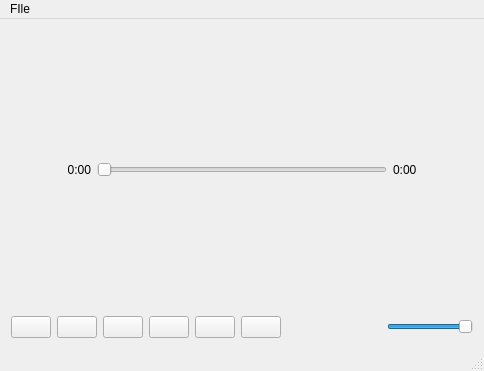
Qt form mainwindow.ui (sddd1234567/MonitorPlayer) before a commit.
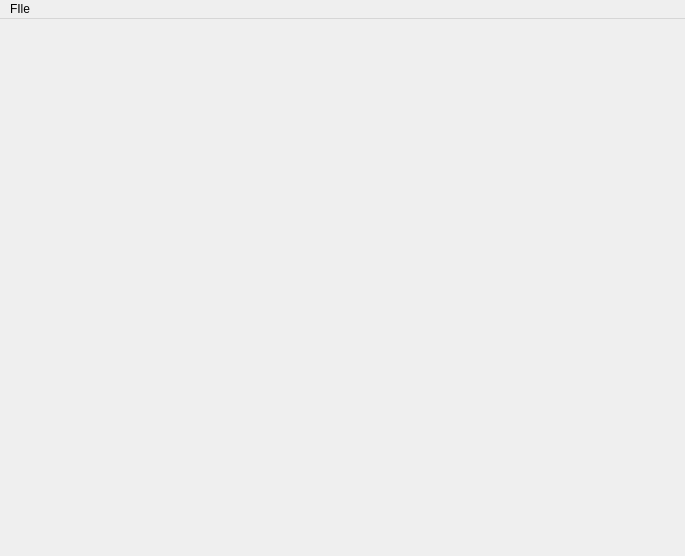
The same form after that commit. Icons and pictures are not drawn.

Commit message: add block ui control panel

What changed in the file:
```diff
--- a/mainwindow.ui
+++ b/mainwindow.ui
@@ -6,8 +6,8 @@
    <rect>
     <x>0</x>
     <y>0</y>
-    <width>484</width>
-    <height>371</height>
+    <width>685</width>
+    <height>556</height>
    </rect>
   </property>
   <property name="windowTitle">
@@ -25,155 +25,10 @@
      <layout class="QGridLayout" name="videoFrame"/>
     </item>
     <item>
-     <layout class="QHBoxLayout" name="horizontalLayout_4">
-      <item>
-       <widget class="QLabel" name="currentTimeLabel">
-        <property name="minimumSize">
-         <size>
-          <width>80</width>
-          <height>0</height>
-         </size>
-        </property>
-        <property name="text">
-         <string>0:00</string>
-        </property>
-        <property name="alignment">
-         <set>Qt::AlignRight|Qt::AlignTrailing|Qt::AlignVCenter</set>
-        </property>
-       </widget>
-      </item>
-      <item>
-       <widget class="QSlider" name="timeSlider">
-        <property name="orientation">
-         <enum>Qt::Horizontal</enum>
-        </property>
-       </widget>
-      </item>
-      <item>
-       <widget class="QLabel" name="totalTimeLabel">
-        <property name="minimumSize">
-         <size>
-          <width>80</width>
-          <height>0</height>
-         </size>
-        </property>
-        <property name="text">
-         <string>0:00</string>
-        </property>
-        <property name="alignment">
-         <set>Qt::AlignLeading|Qt::AlignLeft|Qt::AlignVCenter</set>
-        </property>
-       </widget>
-      </item>
-     </layout>
-    </item>
-    <item>
-     <layout class="QHBoxLayout" name="horizontalLayout_5">
-      <item>
-       <widget class="QPushButton" name="previousButton">
-        <property name="text">
-         <string/>
-        </property>
-        <property name="icon">
-         <iconset>
-          <normaloff>images/control-skip-180.png</normaloff>images/control-skip-180.png</iconset>
-        </property>
-       </widget>
-      </item>
-      <item>
-       <widget class="QPushButton" name="playButton">
-        <property name="text">
-         <string/>
-        </property>
-        <property name="icon">
-         <iconset>
-          <normaloff>images/control.png</normaloff>images/control.png</iconset>
-        </property>
-       </widget>
-      </item>
-      <item>
-       <widget class="QPushButton" name="pauseButton">
-        <property name="text">
-         <string/>
-        </property>
-        <property name="icon">
-         <iconset>
-          <normaloff>images/control-pause.png</normaloff>images/control-pause.png</iconset>
-        </property>
-       </widget>
-      </item>
-      <item>
-       <widget class="QPushButton" name="stopButton">
-        <property name="text">
-         <string/>
-        </property>
-        <property name="icon">
-         <iconset>
-          <normaloff>images/control-stop-square.png</normaloff>images/control-stop-square.png</iconset>
-        </property>
-       </widget>
-      </item>
-      <item>
-       <widget class="QPushButton" name="nextButton">
-        <property name="text">
-         <string/>
-        </property>
-        <property name="icon">
-         <iconset>
-          <normaloff>images/control-skip.png</normaloff>images/control-skip.png</iconset>
-        </property>
-       </widget>
-      </item>
-      <item>
-       <widget class="QPushButton" name="viewButton">
-        <property name="text">
-         <string/>
-        </property>
-        <property name="icon">
-         <iconset>
-          <normaloff>images/application-image.png</normaloff>images/application-image.png</iconset>
-        </property>
-        <property name="checkable">
-         <bool>true</bool>
-        </property>
-       </widget>
-      </item>
-      <item>
-       <spacer name="horizontalSpacer">
-        <property name="orientation">
-         <enum>Qt::Horizontal</enum>
-        </property>
-        <property name="sizeHint" stdset="0">
-         <size>
-          <width>40</width>
-          <height>20</height>
-         </size>
-        </property>
-       </spacer>
-      </item>
-      <item>
-       <widget class="QLabel" name="label">
-        <property name="text">
-         <string/>
-        </property>
-        <property name="pixmap">
-         <pixmap>images/speaker-volume.png</pixmap>
-        </property>
-       </widget>
-      </item>
-      <item>
-       <widget class="QSlider" name="volumeSlider">
-        <property name="maximum">
-         <number>100</number>
-        </property>
-        <property name="value">
-         <number>100</number>
-        </property>
-        <property name="orientation">
-         <enum>Qt::Horizontal</enum>
-        </property>
-       </widget>
-      </item>
+     <layout class="QHBoxLayout" name="controlPanelLayout">
+      <property name="sizeConstraint">
+       <enum>QLayout::SetDefaultConstraint</enum>
+      </property>
      </layout>
     </item>
    </layout>
@@ -183,7 +38,7 @@
     <rect>
      <x>0</x>
      <y>0</y>
-     <width>484</width>
+     <width>685</width>
      <height>21</height>
     </rect>
    </property>
@@ -195,7 +50,6 @@
    </widget>
    <addaction name="menuFIle"/>
   </widget>
-  <widget class="QStatusBar" name="statusBar"/>
   <action name="open_file_action">
    <property name="text">
     <string>Open file...</string>
```
The commit also changes 8 other files.
